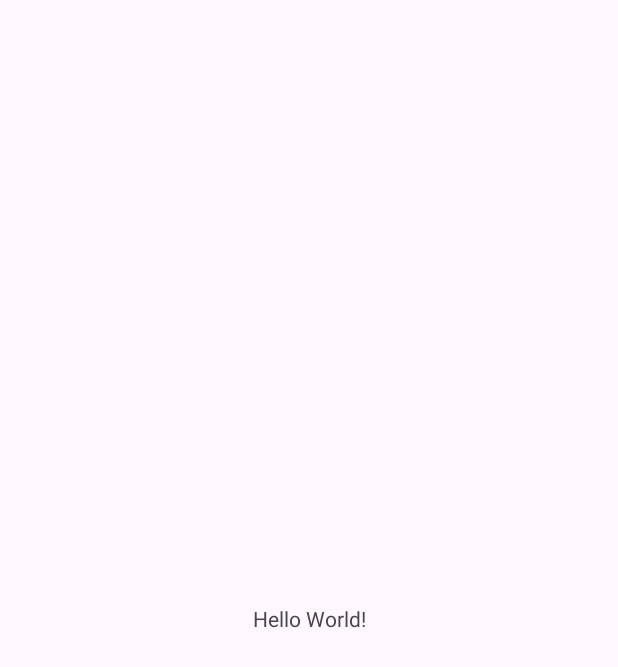
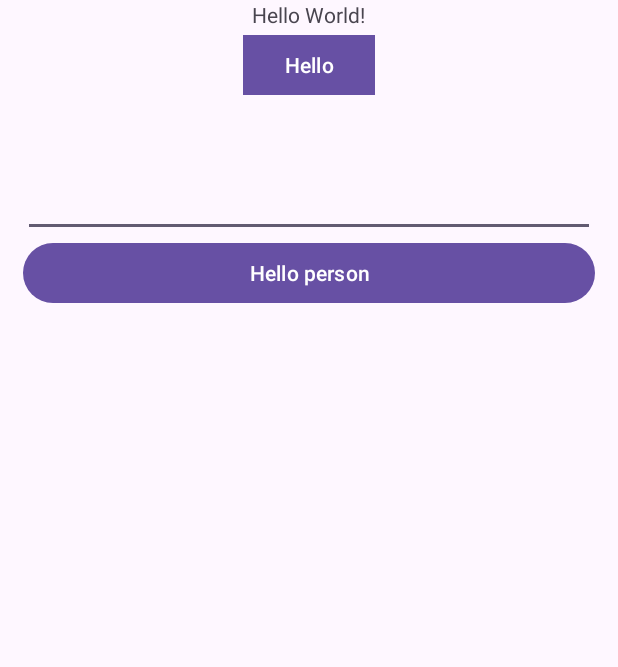
Before and after one commit to DatNth2003/63CLC2-MobiDev, an Android app: the screen it shows after launch (MainActivity), on a phone screen of 412 x 824 dp. Before the commit the part shown is almost empty. Shown: the top 667 px of the screen. Run offline under Robolectric (Android 15) with nearby library versions, the phone set to English and light mode, and no system bars.

Commit message:
Update Helloworld with listener

```diff
--- a/HelloWorld/app/src/main/java/com/datnth63133206/helloworld/MainActivity.java
+++ b/HelloWorld/app/src/main/java/com/datnth63133206/helloworld/MainActivity.java
@@ -3,12 +3,26 @@ package com.datnth63133206.helloworld;
 import androidx.appcompat.app.AppCompatActivity;
 
 import android.os.Bundle;
-
+import android.view.View;
+import android.widget.Button;
+import android.widget.EditText;
+import android.widget.Toast;
 public class MainActivity extends AppCompatActivity {
 
     @Override
     protected void onCreate(Bundle savedInstanceState) {
         super.onCreate(savedInstanceState);
         setContentView(R.layout.activity_main);
+
     }
+    public void btnHello_click(View v){
+        String strThongBao = "Hello world";
+        Toast.makeText(this,strThongBao,Toast.LENGTH_LONG).show();
+    }
+    public void btnName_click(View v){
+        EditText etName = findViewById(R.id.etName);
+        String strThongBao = "Hello " + etName.getText()+"!";
+        Toast.makeText(this,strThongBao,Toast.LENGTH_LONG).show();
+    }
+
 }
--- a/HelloWorld/app/src/main/res/layout/activity_main.xml
+++ b/HelloWorld/app/src/main/res/layout/activity_main.xml
@@ -1,18 +1,56 @@
 <?xml version="1.0" encoding="utf-8"?>
-<androidx.constraintlayout.widget.ConstraintLayout xmlns:android="http://schemas.android.com/apk/res/android"
+<LinearLayout xmlns:android="http://schemas.android.com/apk/res/android"
     xmlns:app="http://schemas.android.com/apk/res-auto"
     xmlns:tools="http://schemas.android.com/tools"
     android:layout_width="match_parent"
     android:layout_height="match_parent"
+    android:orientation="vertical"
+    android:gravity="center|top"
     tools:context=".MainActivity">
 
-    <TextView
-        android:layout_width="wrap_content"
+    <LinearLayout
+        android:layout_width="match_parent"
         android:layout_height="wrap_content"
-        android:text="Hello World!"
-        app:layout_constraintBottom_toBottomOf="parent"
-        app:layout_constraintEnd_toEndOf="parent"
-        app:layout_constraintStart_toStartOf="parent"
-        app:layout_constraintTop_toTopOf="parent" />
+        android:gravity="center"
+        android:orientation="vertical">
 
-</androidx.constraintlayout.widget.ConstraintLayout>
+        <TextView
+            android:layout_width="wrap_content"
+            android:layout_height="wrap_content"
+            android:text="Hello World!"/>
+
+        <Button
+            android:id="@+id/btnHello"
+            android:layout_width="wrap_content"
+            android:layout_height="wrap_content"
+            android:onClick="btnHello_click"
+            android:text="Hello"
+            app:cornerRadius="0dp" />
+
+    </LinearLayout>
+
+    <LinearLayout
+        android:layout_width="match_parent"
+        android:layout_height="wrap_content"
+        android:orientation="vertical"
+        android:layout_margin="15dp">
+
+        <EditText
+            android:id="@+id/etName"
+            android:layout_width="match_parent"
+            android:layout_height="75dp"
+            android:layout_weight="1"
+            android:ems="10"
+            android:inputType="text"
+            android:visibility="visible" />
+
+        <Button
+            android:id="@+id/button2"
+            android:layout_width="match_parent"
+            android:layout_height="wrap_content"
+            android:layout_weight="1"
+            android:onClick="btnName_click"
+            android:text="Hello person" />
+    </LinearLayout>
+
+</LinearLayout>
```
Also changed, not shown: 396 other files.
